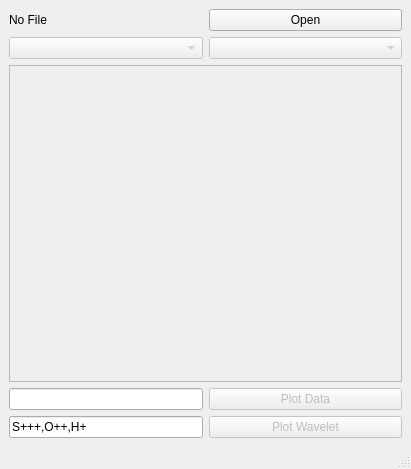
Above: ui/main.ui from m0nhawk/wat before the change. Below: the same form after it.
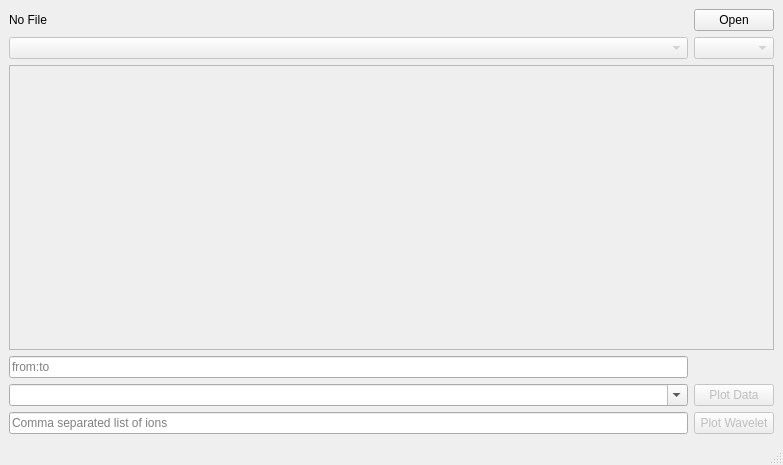
That is the form after the change.

Patch:
```diff
--- a/ui/main.ui
+++ b/ui/main.ui
@@ -6,8 +6,8 @@
    <rect>
     <x>0</x>
     <y>0</y>
-    <width>411</width>
-    <height>469</height>
+    <width>783</width>
+    <height>465</height>
    </rect>
   </property>
   <property name="windowTitle">
@@ -17,7 +17,7 @@
    <layout class="QGridLayout" name="gridLayout_2">
     <item row="0" column="0">
      <layout class="QGridLayout" name="gridLayout">
-      <item row="6" column="3">
+      <item row="8" column="3">
        <widget class="QPushButton" name="buttonPlotWavelet">
         <property name="enabled">
          <bool>false</bool>
@@ -68,7 +68,7 @@
         </property>
        </widget>
       </item>
-      <item row="5" column="3">
+      <item row="7" column="3">
        <widget class="QPushButton" name="buttonPlotData">
         <property name="enabled">
          <bool>false</bool>
@@ -78,7 +78,7 @@
         </property>
        </widget>
       </item>
-      <item row="6" column="2">
+      <item row="8" column="2">
        <widget class="QLineEdit" name="chemical">
         <property name="enabled">
          <bool>true</bool>
@@ -90,23 +90,52 @@
          </sizepolicy>
         </property>
         <property name="text">
-         <string>S+++,O++,H+</string>
+         <string/>
         </property>
         <property name="maxLength">
          <number>250</number>
         </property>
+        <property name="placeholderText">
+         <string>Comma separated list of ions</string>
+        </property>
        </widget>
       </item>
-      <item row="5" column="2">
-       <widget class="QLineEdit" name="dateFormat">
-        <property name="sizePolicy">
-         <sizepolicy hsizetype="Preferred" vsizetype="Fixed">
-          <horstretch>0</horstretch>
-          <verstretch>0</verstretch>
-         </sizepolicy>
+      <item row="4" column="2" colspan="2">
+       <widget class="QTableView" name="dataView">
+        <property name="enabled">
+         <bool>false</bool>
         </property>
        </widget>
       </item>
+      <item row="6" column="2">
+       <widget class="QLineEdit" name="range">
+        <property name="placeholderText">
+         <string>from:to</string>
+        </property>
+       </widget>
+      </item>
+      <item row="7" column="2">
+       <widget class="QComboBox" name="dateFormat">
+        <property name="editable">
+         <bool>true</bool>
+        </property>
+        <item>
+         <property name="text">
+          <string></string>
+         </property>
+        </item>
+        <item>
+         <property name="text">
+          <string>%Y-%m-%dT%H:%M:%S.%fZ</string>
+         </property>
+        </item>
+        <item>
+         <property name="text">
+          <string>%Y %m %d %H %M %S.%f</string>
+         </property>
+        </item>
+       </widget>
+      </item>
      </layout>
     </item>
    </layout>
```
Left out of the diff: 23 changed lines with no effect on the pictures.
